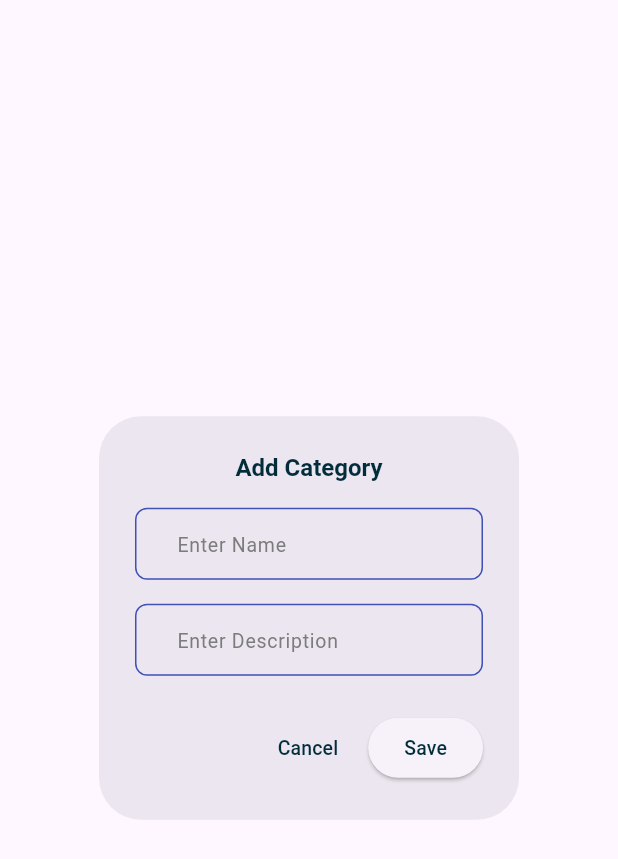
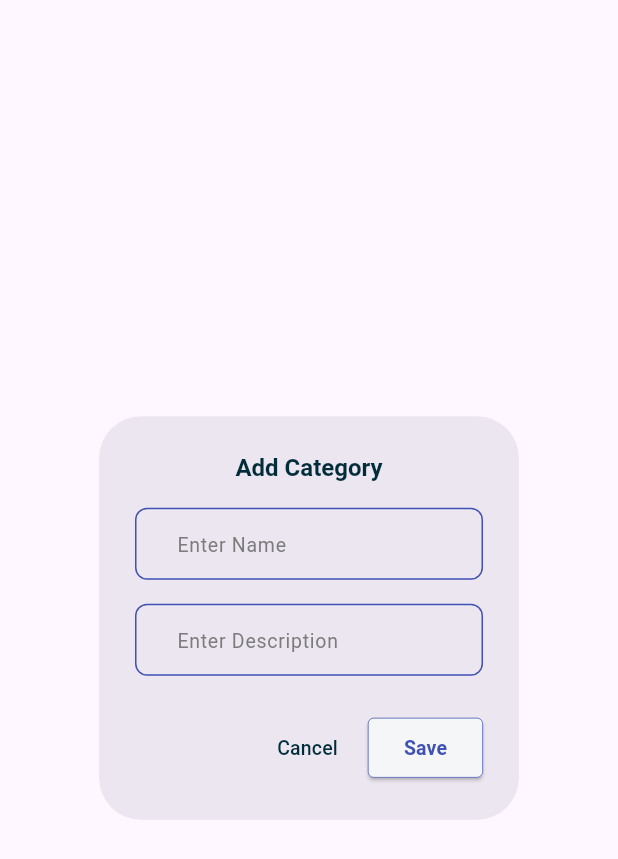
Before and after one commit to naing-pyae-hlyan/apos-web-dashboard, a Flutter app: the CategoryDialog widget shown alone on an empty page, opened directly, on a phone screen of 412 x 824 dp. Shown: the top 859 px of the screen. Run offline on Flutter 3.47's test engine with Material 3 defaults, Android fonts, the phone set to English and light mode, and no system bars; our stand-ins replace flutter_bloc.

Commit message:
0.1.1 => CategoryPage UI updated.

```diff
--- a/lib/main.dart
+++ b/lib/main.dart
@@ -1,4 +1,5 @@
 import 'package:apos/lib_exp.dart';
+import 'package:apos/view/pages/products/category_page.dart';
 
 void main() {
   WidgetsFlutterBinding.ensureInitialized();
@@ -25,7 +26,7 @@ class MainApp extends StatelessWidget {
         primaryColor: Consts.primaryColor,
       ),
       home: const SafeArea(
-        child: HomePage(),
+        child: SplashPage(),
       ),
     );
   }
--- a/lib/view/dialogs/_exp.dart
+++ b/lib/view/dialogs/_exp.dart
@@ -1 +1,2 @@
 export 'category_dialog.dart';
+export 'confirm_dialog.dart';
--- a/lib/view/dialogs/category_dialog.dart
+++ b/lib/view/dialogs/category_dialog.dart
@@ -3,7 +3,7 @@ import 'package:apos/lib_exp.dart';
 void showCategoryDialog(BuildContext context, {Category? category}) =>
     showAdaptiveDialog(
       context: context,
-      builder: (context) => CategoryDialog(category: category),
+      builder: (_) => CategoryDialog(category: category),
     );
 
 class CategoryDialog extends StatefulWidget {
@@ -73,17 +73,8 @@ class _CategoryDialogState extends State<CategoryDialog> {
           },
           child: myText('Cancel'),
         ),
-        if (widget.category != null)
-          TextButton(
-            onPressed: () {
-              categoryBloc.add(
-                CategoryEventDeleteData(categoryId: widget.category!.id),
-              );
-              Navigator.of(context).pop();
-            },
-            child: myText('Delete', color: Colors.red),
-          ),
-        ElevatedButton(
+        MyButton(
+          label: "Save",
           onPressed: () {
             if (_formKey.currentState!.validate()) {
               _formKey.currentState!.save();
@@ -103,7 +94,6 @@ class _CategoryDialogState extends State<CategoryDialog> {
               Navigator.of(context).pop();
             }
           },
-          child: myText('Save'),
         ),
       ],
     );
--- a/lib/view/widgets/_exp.dart
+++ b/lib/view/widgets/_exp.dart
@@ -1,6 +1,9 @@
 export 'common_input_form.dart';
+export 'my_buttons.dart';
+export 'my_header.dart';
 export 'my_indicator.dart';
 export 'my_scaffold.dart';
 export 'my_seperator.dart';
 export 'my_text.dart';
+export 'table_cell.dart';
 export 'widgets.dart';
--- /dev/null
+++ b/lib/view/widgets/my_buttons.dart
@@ -0,0 +1,39 @@
+import 'package:apos/lib_exp.dart';
+
+class MyButton extends StatelessWidget {
+  final String label;
+  final Color? labelColor;
+  final Color? backgroundColor;
+  final Function() onPressed;
+  final Color? borderColor;
+  const MyButton({
+    super.key,
+    required this.label,
+    required this.onPressed,
+    this.labelColor,
+    this.backgroundColor,
+    this.borderColor,
+  });
+
+  @override
+  Widget build(BuildContext context) {
+    return ElevatedButton.icon(
+      onPressed: onPressed,
+      label: myText(
+        label,
+        color: labelColor ?? Consts.primaryColor,
+        fontWeight: FontWeight.bold,
+      ),
+      style: ElevatedButton.styleFrom(
+        backgroundColor: backgroundColor ?? Consts.scaffoldBackgroundColor,
+        shape: RoundedRectangleBorder(
+          borderRadius: BorderRadius.circular(4),
+          side: BorderSide(
+            width: 0.5,
+            color: borderColor ?? Consts.primaryColor,
+          ),
+        ),
+      ),
+    );
+  }
+}
--- a/lib/view/widgets/my_scaffold.dart
+++ b/lib/view/widgets/my_scaffold.dart
@@ -4,10 +4,12 @@ class MyScaffold extends StatelessWidget {
   final Widget body;
   final AppBar? appBar;
   final FloatingActionButton? fab;
+  final EdgeInsetsGeometry? padding;
   const MyScaffold({
     super.key,
     required this.body,
     this.appBar,
+    this.padding,
     this.fab,
   });
 
@@ -17,8 +19,9 @@ class MyScaffold extends StatelessWidget {
       onTap: () => context.hideKeyboard(),
       child: Scaffold(
         appBar: appBar,
+        backgroundColor: Consts.secondaryColor2,
         body: Padding(
-          padding: const EdgeInsets.fromLTRB(8, 0, 8, 0),
+          padding: padding ?? const EdgeInsets.fromLTRB(8, 0, 8, 0),
           child: body,
         ),
         floatingActionButton: fab,
--- a/pubspec.yaml
+++ b/pubspec.yaml
@@ -1,7 +1,7 @@
 name: apos
 description: "A new Flutter project."
 publish_to: 'none'
-version: 0.1.0
+version: 0.1.1
 
 environment:
   sdk: '>=3.4.0 <4.0.0'
```
Also changed, not shown: lib/utils/common_utils.dart (+5 -3 lines), lib/view/dialogs/confirm_dialog.dart (added, +59 -0 lines), lib/view/pages/login_page.dart (+9 -5 lines), lib/view/pages/products/category_page.dart (+90 -28 lines), lib/view/pages/splash_page.dart (+9 -4 lines), lib/view/widgets/my_header.dart (added, +30 -0 lines), lib/view/widgets/table_cell.dart (added, +63 -0 lines).
